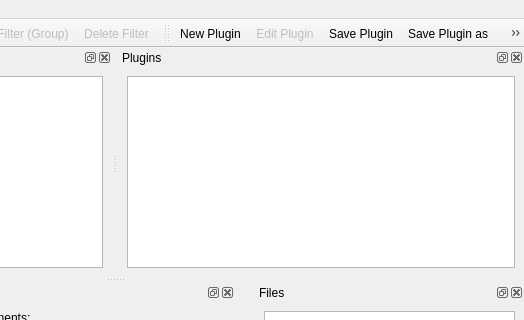
Qt form spykeviewer/ui/main.ui (rproepp/spykeviewer) before a commit; both pictures show x 295 to 819 and y 0 to 320 of the 819 by 867 pixel window.
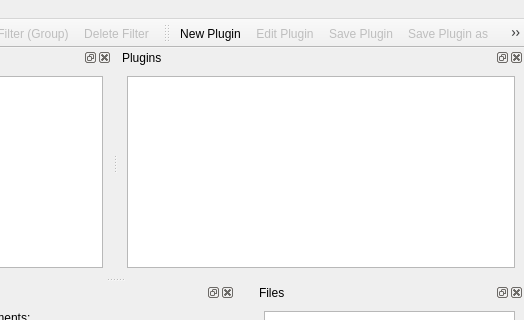
The same form after that commit. Icons and pictures are not drawn.

```diff
--- a/spykeviewer/ui/main.ui
+++ b/spykeviewer/ui/main.ui
@@ -511,7 +511,7 @@
   </action>
   <action name="actionSavePlugin">
    <property name="enabled">
-    <bool>true</bool>
+    <bool>false</bool>
    </property>
    <property name="icon">
     <iconset resource="../../resources/icons.qrc">
@@ -633,6 +633,9 @@
    </property>
   </action>
   <action name="actionSavePluginAs">
+   <property name="enabled">
+    <bool>false</bool>
+   </property>
    <property name="icon">
     <iconset resource="../../resources/icons.qrc">
      <normaloff>:/Plugins/Save As</normaloff>:/Plugins/Save As</iconset>
```
Left out of the diff: 4 changed lines with no effect on the pictures.
